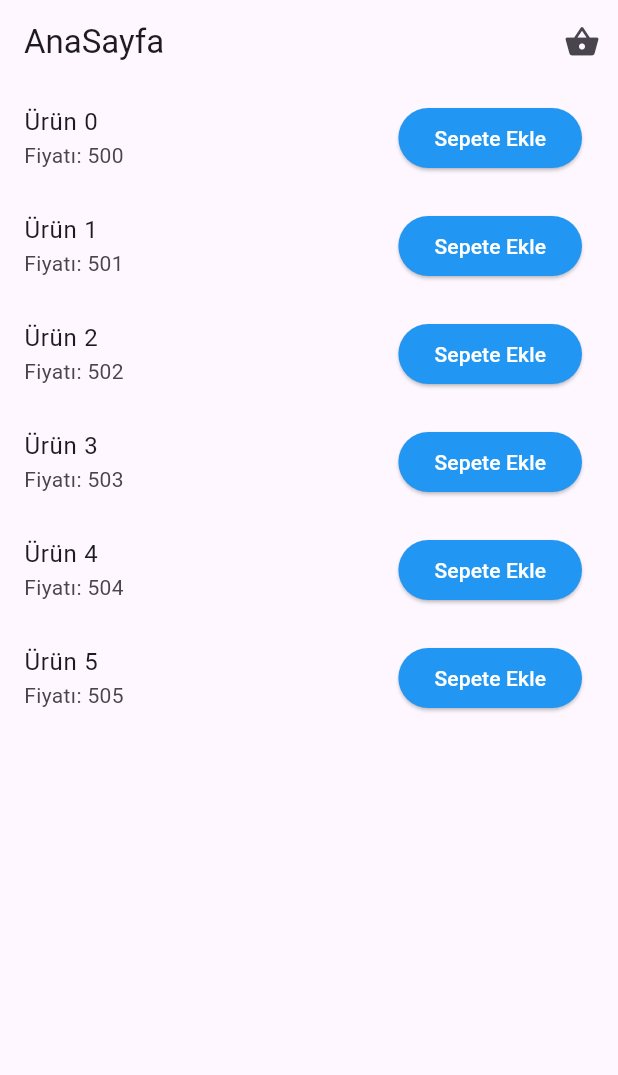
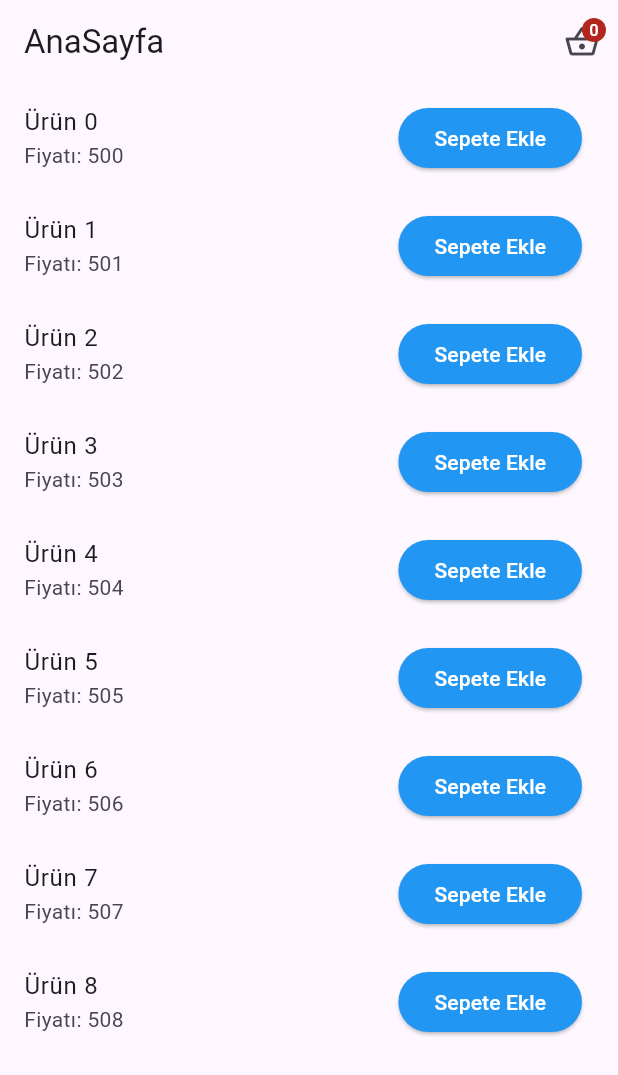
Before and after one commit to hakanyaris/durum_yonetimi_sepet_uygulamasi, a Flutter app: the screen it shows after launch, on a phone screen of 412 x 824 dp. Shown: the top 1075 px of the screen. Run offline on Flutter 3.47's test engine with Material 3 defaults, Android fonts, the phone set to English and light mode, and no system bars.

Commit message:
22.05.2026 iş

```diff
--- a/lib/model/Urun.dart
+++ b/lib/model/Urun.dart
@@ -1,10 +1,11 @@
 import 'package:flutter/material.dart';
 
-class Urun with ChangeNotifier{
- final int id;
- final String ad;
- final int fiyat;
- bool _sepetteMi;
+class Urun with ChangeNotifier {
+  final int id;
+  final String ad;
+  final int fiyat;
+  String kategori;
+  bool _sepetteMi;
 
   bool get sepetteMi => _sepetteMi;
 
@@ -14,9 +15,21 @@ class Urun with ChangeNotifier{
     notifyListeners();
   }
 
+  bool _favorilendiMi;
 
- Urun(this.id,this.ad,this.fiyat,this._sepetteMi);
+  bool get favorilendiMi => _favorilendiMi;
 
+  set favorilendiMi(bool value) {
+    _favorilendiMi = value;
+    notifyListeners();
+  }
 
-
+  Urun(
+    this.id,
+    this.ad,
+    this.fiyat,
+    this._sepetteMi,
+    this._favorilendiMi, {
+    this.kategori = "Hepsi",
+  });
 }
--- a/lib/view/birinci_sayfa.dart
+++ b/lib/view/birinci_sayfa.dart
@@ -21,9 +21,12 @@ class _BirinciSayfaState extends State<BirinciSayfa> {
           IconButton(
             icon: Consumer<AlisverisViewModel>(
               builder: (context, viewModel, child) {
-                return viewModel.sepettekiUrunSayisi == 0
-                    ? Icon(Icons.shopping_basket)
-                    : Icon(Icons.shopping_basket, color: Colors.green);
+                return Badge(
+                  label: Text(viewModel.sepettekiUrunSayisi.toString()),
+                  child: viewModel.sepettekiUrunSayisi == 0
+                      ? Icon(Icons.shopping_basket_outlined)
+                      : Icon(Icons.shopping_basket, color: Colors.green),
+                );
               },
             ),
             onPressed: () {
--- a/lib/view_model/aliveris_view_model.dart
+++ b/lib/view_model/aliveris_view_model.dart
@@ -6,10 +6,25 @@ import 'package:provider/provider.dart';
 class AlisverisViewModel with ChangeNotifier {
   List<Urun> urunler = [];
   AlisverisViewModel() {
-    for (int a = 0; a <= 5; a++) {
-      Urun urun = Urun(a, "Ürün $a ", a + 500, false);
+    for (int a = 0; a <= 8; a++) {
+      Urun urun = Urun(a, "Ürün $a ", a + 500, false, false);
       urunler.add(urun);
     }
+    Map<int, String> favorilerMap = {
+      1: "Elektronik",
+      2: "Giyim",
+      3: "Spor",
+      4: "Hepsi",
+    };
+    urunler[0].kategori = favorilerMap[1].toString();
+    urunler[1].kategori = favorilerMap[2].toString();
+    urunler[2].kategori = favorilerMap[3].toString();
+    urunler[3].kategori = favorilerMap[4].toString();
+    urunler[4].kategori = favorilerMap[1].toString();
+    urunler[5].kategori = favorilerMap[2].toString();
+    urunler[6].kategori = favorilerMap[3].toString();
+    urunler[7].kategori = favorilerMap[4].toString();
+    urunler[8].kategori = favorilerMap[4].toString();
   }
 
   List<Urun> get sepetListesi {
```
